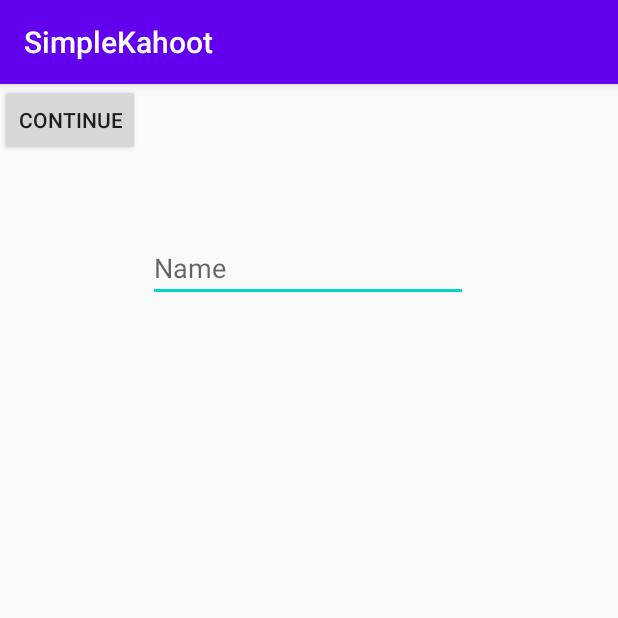
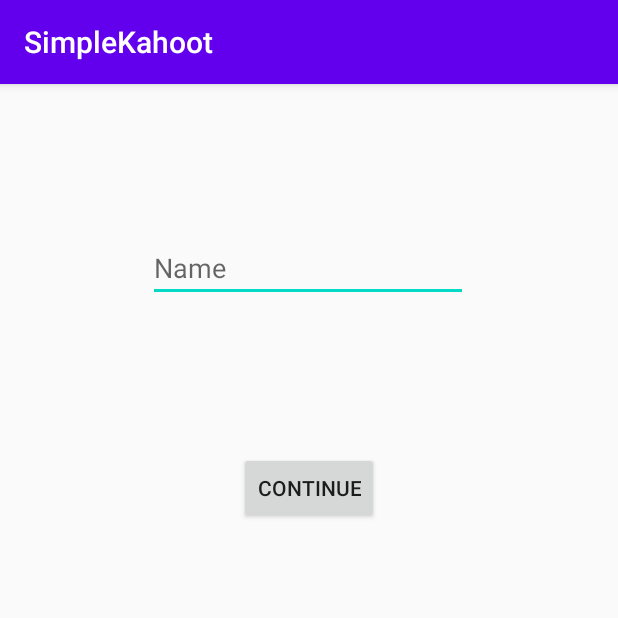
Before and after one commit to zakariamosa/SimpleKahoot, an Android app: the CurrentStudent screen opened directly, with no data from a screen before it, on a phone screen of 412 x 824 dp, the top half of it. Run offline under Robolectric (Android 15) with nearby library versions, the phone set to English and light mode, and no system bars.

Commit message:
some changes in student layout

```diff
--- a/app/src/main/AndroidManifest.xml
+++ b/app/src/main/AndroidManifest.xml
@@ -9,7 +9,8 @@
         android:roundIcon="@mipmap/ic_launcher_round"
         android:supportsRtl="true"
         android:theme="@style/AppTheme">
-        <activity android:name=".TeacherQuiz"></activity>
+        <activity android:name=".StudentQuizQuestion"></activity>
+        <activity android:name=".TeacherQuiz" />
         <activity android:name=".CurrentStudent" />
         <activity android:name=".MainQuestion" />
         <activity android:name=".TeacherHome" />
--- a/app/src/main/java/com/example/simplekahoot/CurrentStudent.kt
+++ b/app/src/main/java/com/example/simplekahoot/CurrentStudent.kt
@@ -1,11 +1,30 @@
 package com.example.simplekahoot
 
+import android.content.Intent
 import androidx.appcompat.app.AppCompatActivity
 import android.os.Bundle
+import android.widget.Button
+import android.widget.EditText
+import android.widget.TextView
 
 class CurrentStudent : AppCompatActivity() {
     override fun onCreate(savedInstanceState: Bundle?) {
         super.onCreate(savedInstanceState)
         setContentView(R.layout.activity_current_student)
+
+
+        var btncontinue=findViewById<Button>(R.id.btnStudentContinueToQuiz)
+        val txtstudentname=findViewById<EditText>(R.id.txtCurrentStudent)
+        val txterror=findViewById<TextView>(R.id.txterrorstudentname)
+        btncontinue.setOnClickListener(){
+            if (txtstudentname.text.trim()==""){
+                txterror.text="Invalid Student Name"
+            }
+            else
+            {
+                val intent=Intent(this, StudentQuizQuestion::class.java)
+                startActivity(intent)
+            }
+        }
     }
 }
--- a/app/src/main/res/layout/activity_current_student.xml
+++ b/app/src/main/res/layout/activity_current_student.xml
@@ -5,6 +5,20 @@
     android:layout_width="match_parent"
     android:layout_height="match_parent"
     tools:context=".CurrentStudent">
+
+    <TextView
+        android:id="@+id/txterrorstudentname"
+        android:layout_width="338dp"
+        android:layout_height="26dp"
+        android:layout_marginTop="30dp"
+        android:textColor="@android:color/holo_red_dark"
+        android:visibility="invisible"
+        app:layout_constraintBottom_toBottomOf="parent"
+        app:layout_constraintEnd_toEndOf="parent"
+        app:layout_constraintHorizontal_bias="0.369"
+        app:layout_constraintStart_toStartOf="parent"
+        app:layout_constraintTop_toBottomOf="@+id/txtCurrentStudent"
+        app:layout_constraintVertical_bias="0.0" />
 
     <EditText
         android:id="@+id/txtCurrentStudent"
@@ -25,7 +39,11 @@
         android:id="@+id/btnStudentContinueToQuiz"
         android:layout_width="wrap_content"
         android:layout_height="wrap_content"
+        android:layout_marginTop="100dp"
         android:text="Continue"
-        tools:layout_editor_absoluteX="140dp"
-        tools:layout_editor_absoluteY="189dp" />
+        app:layout_constraintBottom_toBottomOf="parent"
+        app:layout_constraintEnd_toEndOf="parent"
+        app:layout_constraintStart_toStartOf="parent"
+        app:layout_constraintTop_toBottomOf="@+id/txtCurrentStudent"
+        app:layout_constraintVertical_bias="0.0" />
 </androidx.constraintlayout.widget.ConstraintLayout>
```
Also changed, not shown: app/src/main/java/com/example/simplekahoot/MainActivity.kt (+6 -1 lines), app/src/main/java/com/example/simplekahoot/StudentQuizQuestion.kt (added, +11 -0 lines), app/src/main/res/layout/activity_student_quiz_question.xml (added, +89 -0 lines), app/src/main/res/layout/studentinfo.xml (deleted, +0 -38 lines).
